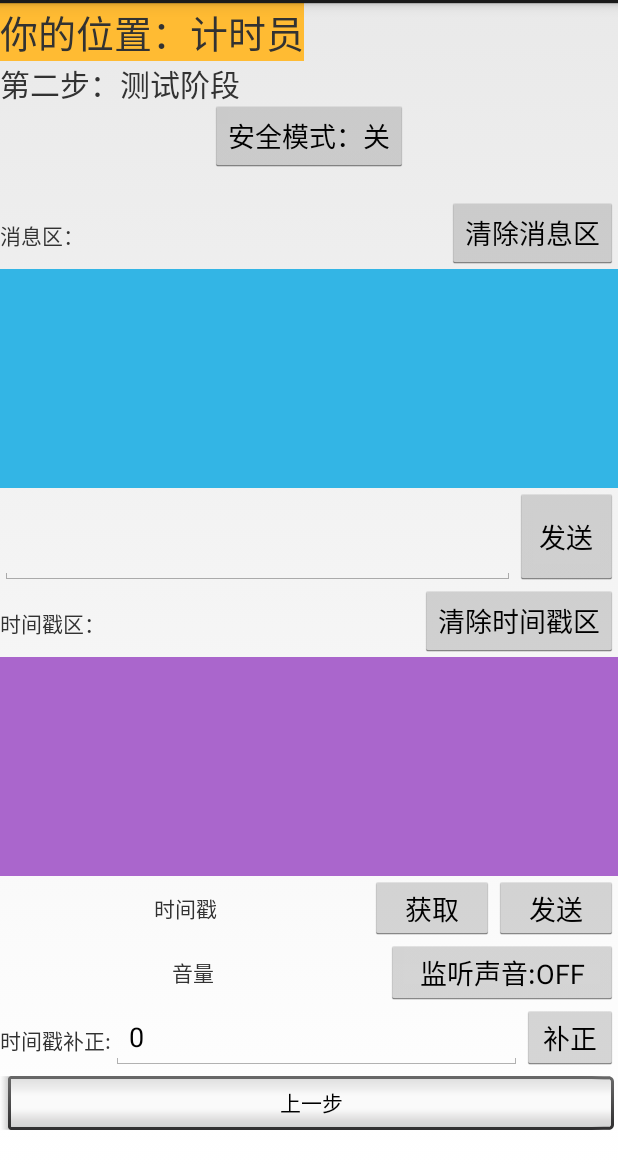
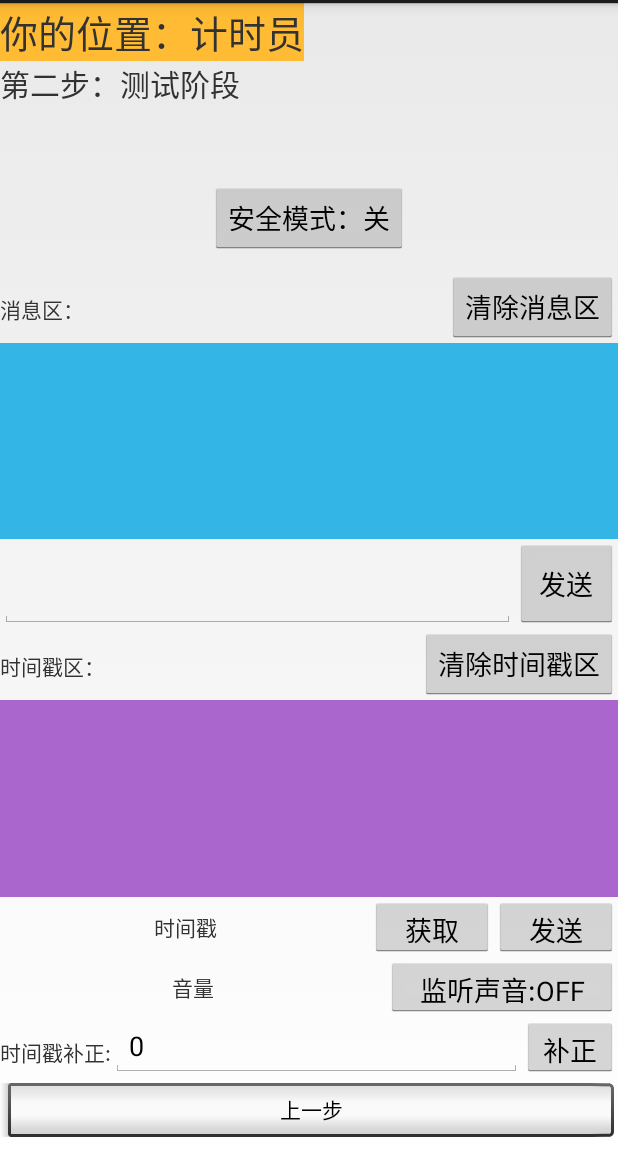
Before and after one commit to rongjx3/TCP-Time-demo, an Android app: the FuncTcpClient_2 screen opened directly, with no data from a screen before it, on a phone screen of 412 x 824 dp, the part 69-1236 px from its top. Run offline under Robolectric (Android 15) with nearby library versions, the phone set to English and light mode, and no system bars.

Commit message:
UI updated

```diff
--- a/app/src/main/java/jason/tcpdemo/funcs/FuncTcpServer_3.java
+++ b/app/src/main/java/jason/tcpdemo/funcs/FuncTcpServer_3.java
@@ -350,12 +350,12 @@ public class FuncTcpServer_3 extends Activity {
                     if(isAudioRun)
                     {
                         isAudioRun = false;
-                        btnListenTime.setText("3.测试开始");
+                        btnListenTime.setText("3.炮声测试开始");
                     }
                     else
                     {
                         isAudioRun = true;
-                        btnListenTime.setText("3.测试结束");
+                        btnListenTime.setText("3.炮声测试结束");
                         getMaxFromp1 = false;
                         getMaxFromp2 = false;
                     }
--- a/app/src/main/res/layout/tcp_client.xml
+++ b/app/src/main/res/layout/tcp_client.xml
@@ -9,7 +9,7 @@
         android:layout_width="match_parent"
         android:layout_height="0dp"
         android:orientation="vertical"
-        android:layout_weight="1"
+        android:layout_weight="2"
         >
 
         <TextView
--- a/app/src/main/res/layout/tcp_client_2.xml
+++ b/app/src/main/res/layout/tcp_client_2.xml
@@ -2,14 +2,14 @@
     android:layout_width="match_parent"
     android:layout_height="match_parent"
     android:orientation="vertical"
-    android:weightSum="12"
+    android:weightSum="13"
     >
 
     <LinearLayout
         android:layout_width="match_parent"
         android:layout_height="0dp"
         android:orientation="vertical"
-        android:layout_weight="1"
+        android:layout_weight="2"
         >
 
         <TextView
--- a/app/src/main/res/layout/tcp_server.xml
+++ b/app/src/main/res/layout/tcp_server.xml
@@ -9,7 +9,7 @@
         android:layout_width="match_parent"
         android:layout_height="0dp"
         android:orientation="vertical"
-        android:layout_weight="1"
+        android:layout_weight="2"
         >
 
         <TextView
--- a/app/src/main/res/layout/tcp_server_2_beep.xml
+++ b/app/src/main/res/layout/tcp_server_2_beep.xml
@@ -9,7 +9,7 @@
         android:layout_width="match_parent"
         android:layout_height="0dp"
         android:orientation="vertical"
-        android:layout_weight="1"
+        android:layout_weight="2"
         >
 
         <TextView
--- a/app/src/main/res/layout/tcp_server_3.xml
+++ b/app/src/main/res/layout/tcp_server_3.xml
@@ -9,7 +9,7 @@
         android:layout_width="match_parent"
         android:layout_height="0dp"
         android:orientation="vertical"
-        android:layout_weight="1"
+        android:layout_weight="2"
         >
 
         <TextView
@@ -63,7 +63,7 @@
                 android:layout_width="wrap_content"
                 android:layout_height="wrap_content"
                 android:id="@+id/btn_tcpServerListenTime"
-                android:text="3.测试开始"/>
+                android:text="3.炮声测试开始"/>
         </LinearLayout>
 
     </LinearLayout>
```
